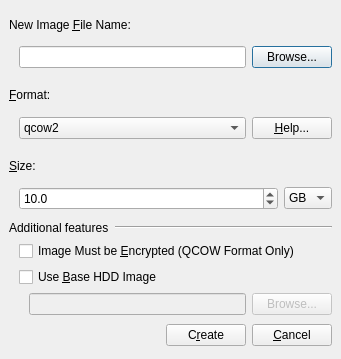
Before: the Qt Designer form src/Create_HDD_Image_Window.ui in tobimensch/aqemu, drawn with Qt 5.
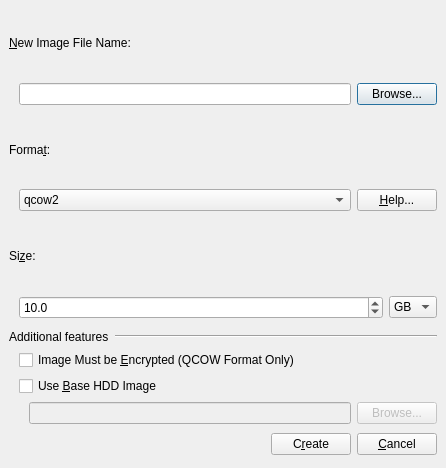
After: the same form once the commit is applied. Icons and pictures are not drawn.

```diff
--- a/src/Create_HDD_Image_Window.ui
+++ b/src/Create_HDD_Image_Window.ui
@@ -7,8 +7,8 @@
    <rect>
     <x>0</x>
     <y>0</y>
-    <width>341</width>
-    <height>359</height>
+    <width>446</width>
+    <height>468</height>
    </rect>
   </property>
   <property name="windowTitle">
@@ -28,7 +28,7 @@
       </sizepolicy>
      </property>
      <property name="text">
-      <string>New Image &amp;File Name:</string>
+      <string>&amp;New Image File Name:</string>
      </property>
      <property name="buddy">
       <cstring>Edit_File_Name</cstring>
@@ -71,7 +71,7 @@
    <item>
     <widget class="QLabel" name="Lebel_Format">
      <property name="text">
-      <string>&amp;Format:</string>
+      <string>Forma&amp;t:</string>
      </property>
      <property name="buddy">
       <cstring>CB_Format</cstring>
@@ -154,7 +154,7 @@
    <item>
     <widget class="QLabel" name="Label_Size">
      <property name="text">
-      <string>&amp;Size:</string>
+      <string>Si&amp;ze:</string>
      </property>
      <property name="buddy">
       <cstring>SB_Size</cstring>
```
Left out of the diff: 8 changed lines with no effect on the pictures.
